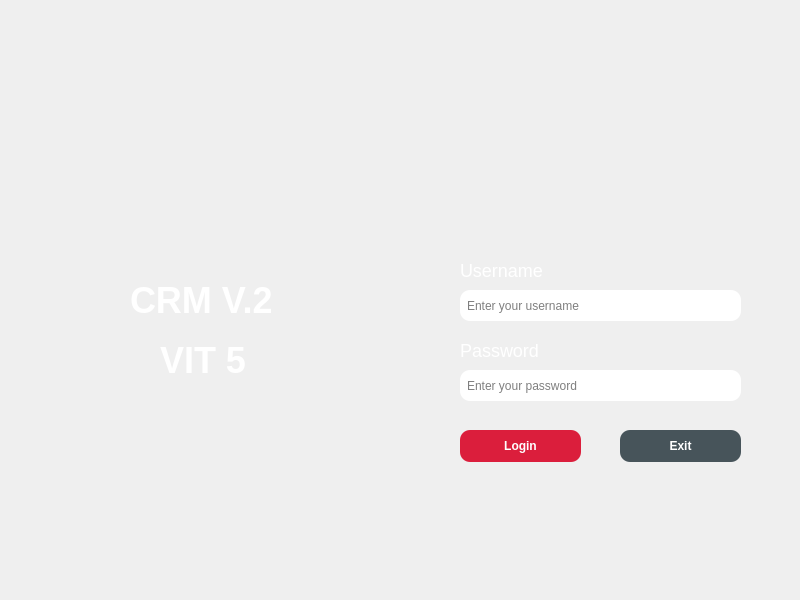
Old version of the form login.ui in the repository yhtyyar94/Python-Module-Week7.
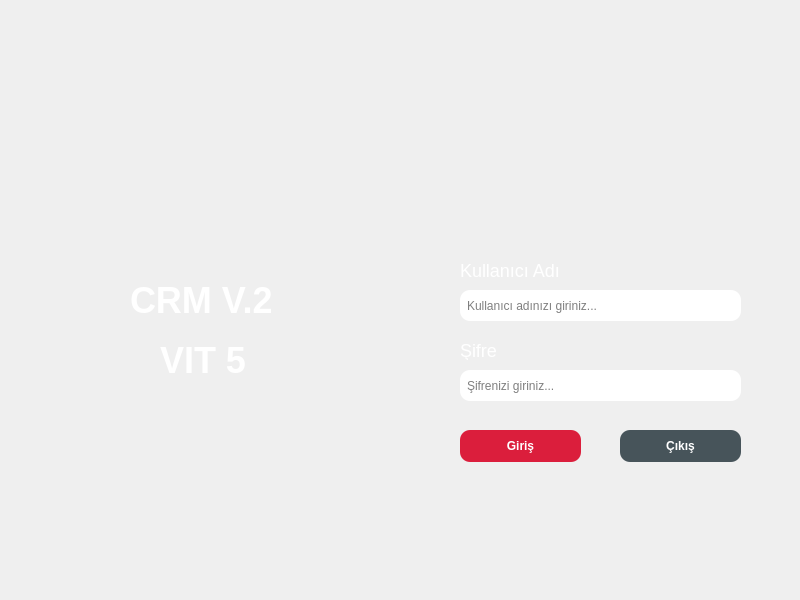
New version of the form. Icons and pictures are not drawn.

```diff
--- a/login.ui
+++ b/login.ui
@@ -60,7 +60,7 @@
 background:none</string>
     </property>
     <property name="text">
-     <string>Username</string>
+     <string>Kullanıcı Adı</string>
     </property>
    </widget>
    <widget class="QLineEdit" name="lineEdit">
@@ -84,7 +84,7 @@
      <string/>
     </property>
     <property name="placeholderText">
-     <string>Enter your username</string>
+     <string>Kullanıcı adınızı giriniz...</string>
     </property>
    </widget>
    <widget class="QLineEdit" name="lineEdit_2">
@@ -111,7 +111,7 @@
      <enum>QLineEdit::EchoMode::Password</enum>
     </property>
     <property name="placeholderText">
-     <string>Enter your password</string>
+     <string>Şifrenizi giriniz...</string>
     </property>
    </widget>
    <widget class="QLabel" name="label_3">
@@ -130,7 +130,7 @@
 background:none</string>
     </property>
     <property name="text">
-     <string>Password</string>
+     <string>Şifre</string>
     </property>
    </widget>
    <widget class="QPushButton" name="pushButton">
@@ -158,7 +158,7 @@
 }</string>
     </property>
     <property name="text">
-     <string>Login</string>
+     <string>Giriş</string>
     </property>
    </widget>
    <widget class="QPushButton" name="pushButton_2">
@@ -186,7 +186,7 @@
 }</string>
     </property>
     <property name="text">
-     <string>Exit</string>
+     <string>Çıkış</string>
     </property>
    </widget>
    <widget class="QLabel" name="label_4">
```
